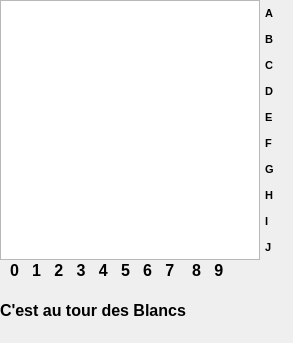
The window that mainwindow.ui (SamMaroun/Jeu_de_Dames) describes before a commit, drawn with Qt 5.
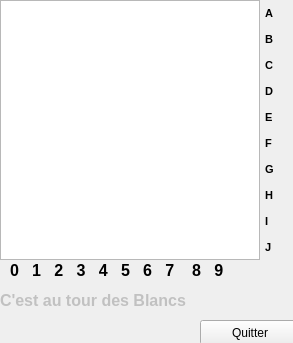
The same window after the commit.

Commit message: Boutons Quitter et Redemarrer + fin Surbrillance

The edit to the form file:
```diff
--- a/mainwindow.ui
+++ b/mainwindow.ui
@@ -16,6 +16,9 @@
   <property name="windowTitle">
    <string>Dames</string>
   </property>
+  <property name="styleSheet">
+   <string notr="true">alternate-background-color: rgb(170, 255, 255);</string>
+  </property>
   <widget class="QWidget" name="centralwidget">
    <widget class="QGraphicsView" name="graphicsView">
     <property name="geometry">
@@ -31,7 +34,7 @@
     <property name="geometry">
      <rect>
       <x>0</x>
-      <y>290</y>
+      <y>280</y>
       <width>201</width>
       <height>40</height>
      </rect>
@@ -43,6 +46,9 @@
       <bold>true</bold>
      </font>
     </property>
+    <property name="styleSheet">
+     <string notr="true">color: rgb(193, 193, 193);</string>
+    </property>
     <property name="text">
      <string>C'est au tour des Blancs</string>
     </property>
@@ -105,6 +111,27 @@
 J</string>
     </property>
    </widget>
+   <widget class="QPushButton" name="quitter">
+    <property name="geometry">
+     <rect>
+      <x>200</x>
+      <y>320</y>
+      <width>100</width>
+      <height>25</height>
+     </rect>
+    </property>
+    <property name="styleSheet">
+     <string notr="true"/>
+    </property>
+    <property name="text">
+     <string>Quitter</string>
+    </property>
+   </widget>
+   <zorder>quitter</zorder>
+   <zorder>graphicsView</zorder>
+   <zorder>label</zorder>
+   <zorder>label_2</zorder>
+   <zorder>label_3</zorder>
   </widget>
  </widget>
  <resources/>
```
Left out of the diff: 19 changed lines with no effect on the pictures. The commit also changes 6 other files.
